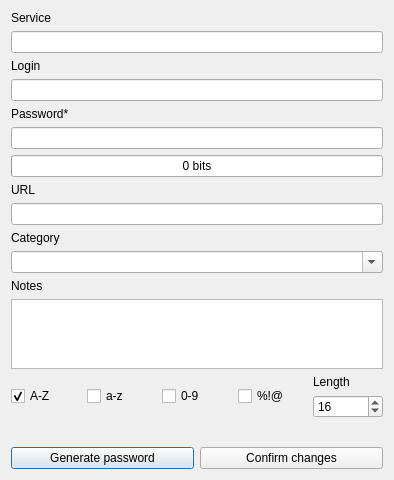
First picture: the form in client_side/resources/ui/passwords_edit_window.ui, repository Sk2can/Password-manager, before the edit.
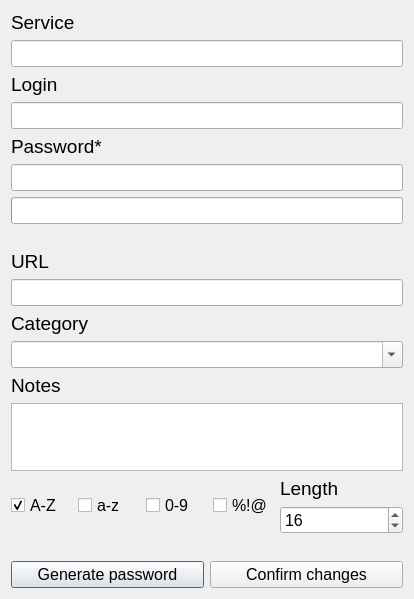
Second picture: the form after the edit.

```diff
--- a/client_side/resources/ui/passwords_edit_window.ui
+++ b/client_side/resources/ui/passwords_edit_window.ui
@@ -6,8 +6,8 @@
    <rect>
     <x>0</x>
     <y>0</y>
-    <width>394</width>
-    <height>480</height>
+    <width>414</width>
+    <height>586</height>
    </rect>
   </property>
   <property name="windowTitle">
@@ -18,9 +18,20 @@
     <layout class="QHBoxLayout" name="horizontalLayout_2">
      <item>
       <widget class="QLabel" name="error_label">
+       <property name="font">
+        <font>
+         <pointsize>10</pointsize>
+        </font>
+       </property>
+       <property name="styleSheet">
+        <string notr="true">color: rgb(255, 0, 0);</string>
+       </property>
        <property name="text">
         <string/>
        </property>
+       <property name="wordWrap">
+        <bool>true</bool>
+       </property>
       </widget>
      </item>
     </layout>
@@ -29,13 +40,42 @@
     <layout class="QVBoxLayout" name="verticalLayout_6">
      <item>
       <widget class="QLabel" name="notes_label">
+       <property name="sizePolicy">
+        <sizepolicy hsizetype="Preferred" vsizetype="Fixed">
+         <horstretch>0</horstretch>
+         <verstretch>0</verstretch>
+        </sizepolicy>
+       </property>
+       <property name="font">
+        <font>
+         <pointsize>14</pointsize>
+        </font>
+       </property>
        <property name="text">
         <string>Notes</string>
        </property>
       </widget>
      </item>
      <item>
-      <widget class="QPlainTextEdit" name="notes_plainTextEdit"/>
+      <widget class="QPlainTextEdit" name="notes_plainTextEdit">
+       <property name="sizePolicy">
+        <sizepolicy hsizetype="Expanding" vsizetype="Minimum">
+         <horstretch>0</horstretch>
+         <verstretch>0</verstretch>
+        </sizepolicy>
+       </property>
+       <property name="minimumSize">
+        <size>
+         <width>0</width>
+         <height>68</height>
+        </size>
+       </property>
+       <property name="font">
+        <font>
+         <pointsize>12</pointsize>
+        </font>
+       </property>
+      </widget>
      </item>
     </layout>
    </item>
@@ -43,20 +83,36 @@
     <layout class="QVBoxLayout" name="verticalLayout_2">
      <item>
       <widget class="QLabel" name="login_label">
+       <property name="font">
+        <font>
+         <pointsize>14</pointsize>
+        </font>
+       </property>
        <property name="text">
         <string>Login</string>
        </property>
       </widget>
      </item>
      <item>
-      <widget class="QLineEdit" name="login_lineEdit"/>
+      <widget class="QLineEdit" name="login_lineEdit">
+       <property name="font">
+        <font>
+         <pointsize>12</pointsize>
+        </font>
+       </property>
+      </widget>
      </item>
     </layout>
    </item>
    <item row="8" column="0" colspan="2">
-    <layout class="QGridLayout" name="gridLayout_2">
+    <layout class="QGridLayout" name="gridLayout_2" rowstretch="1,1" columnstretch="1,1,1,1,2">
      <item row="0" column="4">
       <widget class="QLabel" name="length_label">
+       <property name="font">
+        <font>
+         <pointsize>14</pointsize>
+        </font>
+       </property>
        <property name="text">
         <string>Length</string>
        </property>
@@ -64,6 +120,11 @@
      </item>
      <item row="0" column="0" rowspan="2">
       <widget class="QCheckBox" name="capital_checkBox">
+       <property name="font">
+        <font>
+         <pointsize>12</pointsize>
+        </font>
+       </property>
        <property name="text">
         <string>A-Z</string>
        </property>
@@ -74,6 +135,11 @@
      </item>
      <item row="0" column="1" rowspan="2">
       <widget class="QCheckBox" name="lowercase_checkBox">
+       <property name="font">
+        <font>
+         <pointsize>12</pointsize>
+        </font>
+       </property>
        <property name="text">
         <string>a-z</string>
        </property>
@@ -81,6 +147,11 @@
      </item>
      <item row="0" column="2" rowspan="2">
       <widget class="QCheckBox" name="numbers_checkBox">
+       <property name="font">
+        <font>
+         <pointsize>12</pointsize>
+        </font>
+       </property>
        <property name="text">
         <string>0-9</string>
        </property>
@@ -88,6 +159,11 @@
      </item>
      <item row="0" column="3" rowspan="2">
       <widget class="QCheckBox" name="symbols_checkBox">
+       <property name="font">
+        <font>
+         <pointsize>12</pointsize>
+        </font>
+       </property>
        <property name="text">
         <string>%!@</string>
        </property>
@@ -95,6 +171,11 @@
      </item>
      <item row="1" column="4">
       <widget class="QSpinBox" name="length_spinBox">
+       <property name="font">
+        <font>
+         <pointsize>12</pointsize>
+        </font>
+       </property>
        <property name="minimum">
         <number>1</number>
        </property>
@@ -112,6 +193,11 @@
     <layout class="QHBoxLayout" name="horizontalLayout">
      <item>
       <widget class="QPushButton" name="generate_pushButton">
+       <property name="font">
+        <font>
+         <pointsize>12</pointsize>
+        </font>
+       </property>
        <property name="text">
         <string>Generate password</string>
        </property>
@@ -119,6 +205,11 @@
      </item>
      <item>
       <widget class="QPushButton" name="confirm_pushButton">
+       <property name="font">
+        <font>
+         <pointsize>12</pointsize>
+        </font>
+       </property>
        <property name="text">
         <string>Confirm changes</string>
        </property>
@@ -130,13 +221,24 @@
     <layout class="QVBoxLayout" name="verticalLayout">
      <item>
       <widget class="QLabel" name="service_label">
+       <property name="font">
+        <font>
+         <pointsize>14</pointsize>
+        </font>
+       </property>
        <property name="text">
         <string>Service</string>
        </property>
       </widget>
      </item>
      <item>
-      <widget class="QLineEdit" name="service_lineEdit"/>
+      <widget class="QLineEdit" name="service_lineEdit">
+       <property name="font">
+        <font>
+         <pointsize>12</pointsize>
+        </font>
+       </property>
+      </widget>
      </item>
     </layout>
    </item>
@@ -144,13 +246,24 @@
     <layout class="QVBoxLayout" name="verticalLayout_3">
      <item>
       <widget class="QLabel" name="password_label">
+       <property name="font">
+        <font>
+         <pointsize>14</pointsize>
+        </font>
+       </property>
        <property name="text">
         <string>Password*</string>
        </property>
       </widget>
      </item>
      <item>
-      <widget class="QLineEdit" name="password_lineEdit"/>
+      <widget class="QLineEdit" name="password_lineEdit">
+       <property name="font">
+        <font>
+         <pointsize>12</pointsize>
+        </font>
+       </property>
+      </widget>
      </item>
     </layout>
    </item>
@@ -158,6 +271,17 @@
     <layout class="QVBoxLayout" name="verticalLayout_4">
      <item>
       <widget class="QLabel" name="category_label">
+       <property name="sizePolicy">
+        <sizepolicy hsizetype="Preferred" vsizetype="Fixed">
+         <horstretch>0</horstretch>
+         <verstretch>0</verstretch>
+        </sizepolicy>
+       </property>
+       <property name="font">
+        <font>
+         <pointsize>14</pointsize>
+        </font>
+       </property>
        <property name="text">
         <string>Category</string>
        </property>
@@ -165,6 +289,11 @@
      </item>
      <item>
       <widget class="QComboBox" name="category_comboBox">
+       <property name="font">
+        <font>
+         <pointsize>12</pointsize>
+        </font>
+       </property>
        <property name="editable">
         <bool>true</bool>
        </property>
@@ -176,13 +305,24 @@
     <layout class="QVBoxLayout" name="verticalLayout_5">
      <item>
       <widget class="QLabel" name="url_label">
+       <property name="font">
+        <font>
+         <pointsize>14</pointsize>
+        </font>
+       </property>
        <property name="text">
         <string>URL</string>
        </property>
       </widget>
      </item>
      <item>
-      <widget class="QLineEdit" name="url_lineEdit"/>
+      <widget class="QLineEdit" name="url_lineEdit">
+       <property name="font">
+        <font>
+         <pointsize>12</pointsize>
+        </font>
+       </property>
+      </widget>
      </item>
     </layout>
    </item>
@@ -190,6 +330,30 @@
     <layout class="QVBoxLayout" name="verticalLayout_7">
      <item>
       <widget class="QProgressBar" name="progressBar">
+       <property name="font">
+        <font>
+         <pointsize>12</pointsize>
+         <weight>75</weight>
+         <bold>true</bold>
+         <stylestrategy>PreferAntialias</stylestrategy>
+        </font>
+       </property>
+       <property name="styleSheet">
+        <string notr="true">QProgressBar {
+	color: rgb(255, 255, 255);
+	border-radius: 5px;
+	text-align: center;
+	text-shadow: 0px 0px 5px black;
+}
+QProgressBar::chunk {
+	background: transparent;
+	background: qlineargradient(
+		x1: 0, y1: 0, x2: 1, y2: 0,
+		stop: 0 rgb(255, 0, 0),
+		stop: 1 rgb{max_color}
+	);
+}</string>
+       </property>
        <property name="maximum">
         <number>128</number>
        </property>
@@ -197,13 +361,29 @@
         <number>0</number>
        </property>
        <property name="textVisible">
-        <bool>true</bool>
+        <bool>false</bool>
        </property>
        <property name="format">
         <string>%v bits</string>
        </property>
       </widget>
      </item>
+     <item>
+      <widget class="QLabel" name="bits_label">
+       <property name="font">
+        <font>
+         <weight>75</weight>
+         <bold>true</bold>
+        </font>
+       </property>
+       <property name="text">
+        <string/>
+       </property>
+       <property name="alignment">
+        <set>Qt::AlignCenter</set>
+       </property>
+      </widget>
+     </item>
     </layout>
    </item>
   </layout>
```
Left out of the diff: 4 changed lines with no effect on the pictures.
